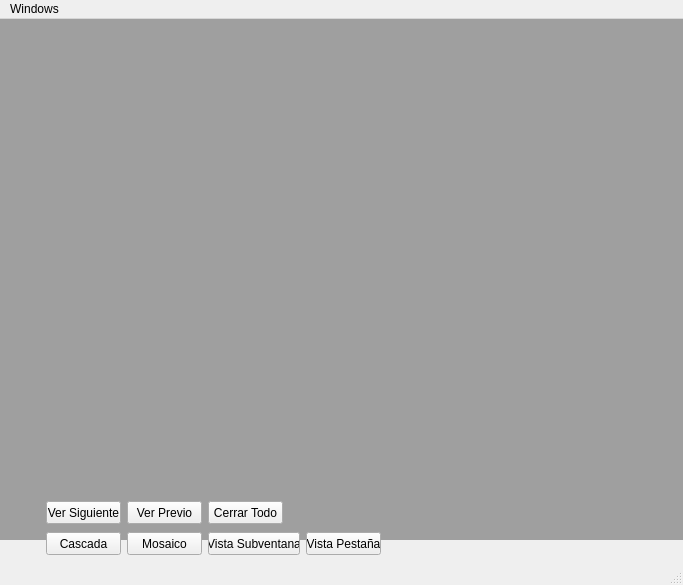
Before: the Qt Designer form evotui/evotgui.ui in wfpinedar/evapotrans, drawn with Qt 5.
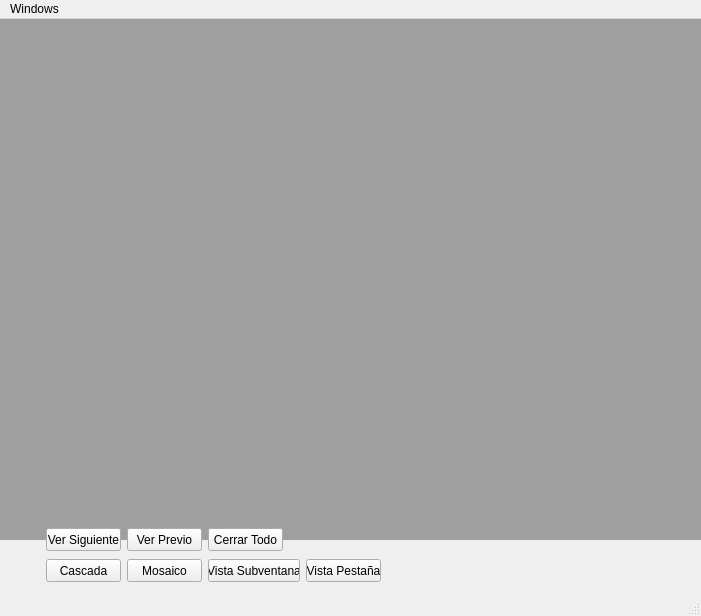
After: the same form once the commit is applied. Icons and pictures are not drawn.

What changed in the file:
```diff
--- a/evotui/evotgui.ui
+++ b/evotui/evotgui.ui
@@ -12,8 +12,8 @@
    <rect>
     <x>0</x>
     <y>0</y>
-    <width>683</width>
-    <height>585</height>
+    <width>701</width>
+    <height>616</height>
    </rect>
   </property>
   <property name="windowTitle">
@@ -650,7 +650,7 @@
     <property name="geometry">
      <rect>
       <x>46</x>
-      <y>482</y>
+      <y>509</y>
       <width>75</width>
       <height>23</height>
      </rect>
@@ -663,7 +663,7 @@
     <property name="geometry">
      <rect>
       <x>127</x>
-      <y>482</y>
+      <y>509</y>
       <width>75</width>
       <height>23</height>
      </rect>
@@ -676,7 +676,7 @@
     <property name="geometry">
      <rect>
       <x>208</x>
-      <y>482</y>
+      <y>509</y>
       <width>75</width>
       <height>23</height>
      </rect>
@@ -689,7 +689,7 @@
     <property name="geometry">
      <rect>
       <x>46</x>
-      <y>513</y>
+      <y>540</y>
       <width>75</width>
       <height>23</height>
      </rect>
@@ -702,7 +702,7 @@
     <property name="geometry">
      <rect>
       <x>127</x>
-      <y>513</y>
+      <y>540</y>
       <width>75</width>
       <height>23</height>
      </rect>
@@ -715,7 +715,7 @@
     <property name="geometry">
      <rect>
       <x>208</x>
-      <y>513</y>
+      <y>540</y>
       <width>92</width>
       <height>23</height>
      </rect>
@@ -728,7 +728,7 @@
     <property name="geometry">
      <rect>
       <x>306</x>
-      <y>513</y>
+      <y>540</y>
       <width>75</width>
       <height>23</height>
      </rect>
@@ -743,7 +743,7 @@
     <rect>
      <x>0</x>
      <y>0</y>
-     <width>683</width>
+     <width>701</width>
      <height>21</height>
     </rect>
    </property>
```
Left out of the diff: 583 changed lines with no effect on the pictures.
